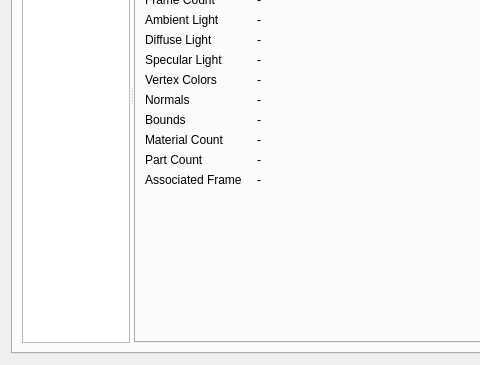
This is src/gtatools-gui/src/src/formats/dff/DFFWidget.ui in alemariusnexus/gtatools as Qt 5 draws it before an edit; both pictures show x 0 to 480 and y 199 to 564 of the 758 by 564 pixel window. The edited form follows.
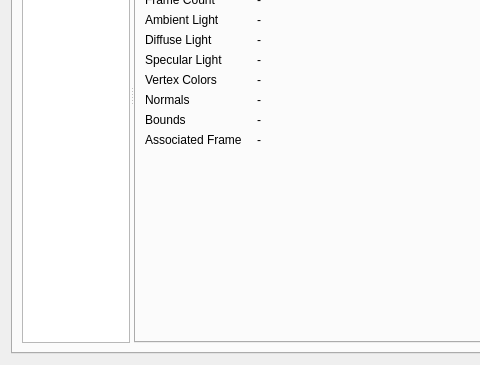
This is the edited form.

Commit message: - Added compact LaF configuration option again and changed some DFF labels to be displayed only in non-compact mode - Removed the Cancel/Apply buttons in ConfigWidget and replaced them with standard QDialogButtonBox ones - Some other small GUI corrections

```diff
--- a/src/gtatools-gui/src/src/formats/dff/DFFWidget.ui
+++ b/src/gtatools-gui/src/src/formats/dff/DFFWidget.ui
@@ -343,41 +343,13 @@
                 </widget>
                </item>
                <item row="11" column="0">
-                <widget class="QLabel" name="label_26">
-                 <property name="text">
-                  <string>Material Count</string>
-                 </property>
-                </widget>
-               </item>
-               <item row="11" column="1">
-                <widget class="QLabel" name="geometryMaterialCountLabel">
-                 <property name="text">
-                  <string notr="true">-</string>
-                 </property>
-                </widget>
-               </item>
-               <item row="12" column="0">
-                <widget class="QLabel" name="label_28">
-                 <property name="text">
-                  <string>Part Count</string>
-                 </property>
-                </widget>
-               </item>
-               <item row="12" column="1">
-                <widget class="QLabel" name="geometryPartCountLabel">
-                 <property name="text">
-                  <string notr="true">-</string>
-                 </property>
-                </widget>
-               </item>
-               <item row="13" column="0">
                 <widget class="QLabel" name="label_30">
                  <property name="text">
                   <string>Associated Frame</string>
                  </property>
                 </widget>
                </item>
-               <item row="13" column="1">
+               <item row="11" column="1">
                 <widget class="QLabel" name="geometryFrameLabel">
                  <property name="text">
                   <string notr="true">-</string>
```
Left out of the diff: 19 changed lines with no effect on the pictures. The commit also changes 14 other files.
